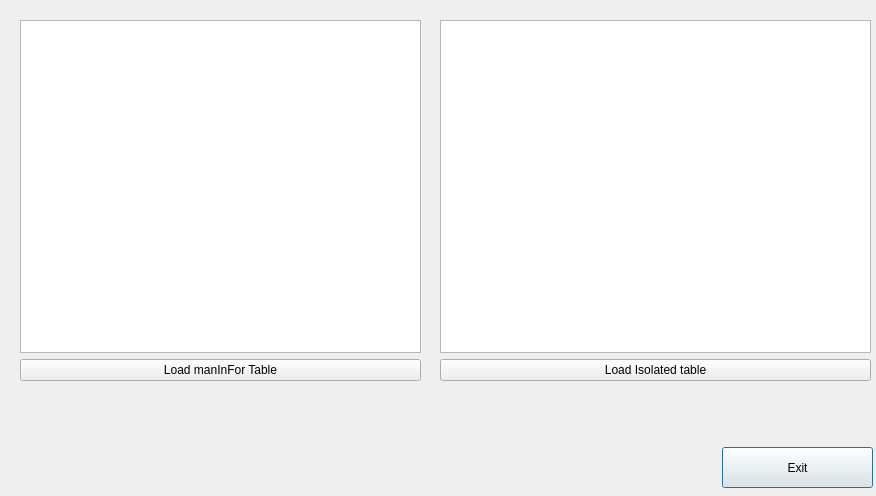
Above: Doing_Project/Declaration/tableview.ui from PhanNgocTrieu/Qt before the change. Below: the same form after it.
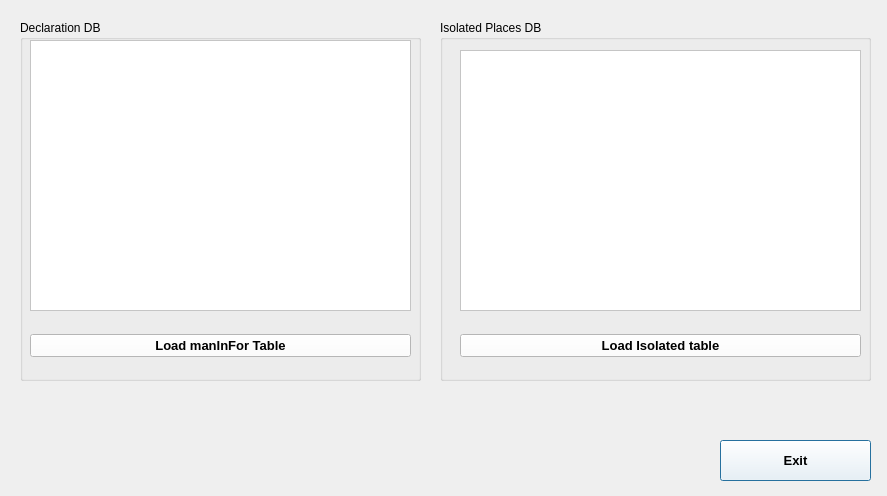
That is the form after the change. Icons and pictures are not drawn.

The edit to the form file:
```diff
--- a/Doing_Project/Declaration/tableview.ui
+++ b/Doing_Project/Declaration/tableview.ui
@@ -6,27 +6,40 @@
    <rect>
     <x>0</x>
     <y>0</y>
-    <width>876</width>
+    <width>887</width>
     <height>496</height>
    </rect>
   </property>
   <property name="windowTitle">
    <string>Dialog</string>
   </property>
+  <property name="styleSheet">
+   <string notr="true">background-image: url(:/resources/Image/SingIn-icon2.jpg);</string>
+  </property>
   <widget class="QPushButton" name="btnExit">
    <property name="geometry">
     <rect>
-     <x>722</x>
-     <y>447</y>
+     <x>720</x>
+     <y>440</y>
      <width>151</width>
      <height>41</height>
     </rect>
    </property>
+   <property name="font">
+    <font>
+     <pointsize>10</pointsize>
+     <weight>75</weight>
+     <bold>true</bold>
+    </font>
+   </property>
+   <property name="styleSheet">
+    <string notr="true">background-color: rgb(255, 255, 255);</string>
+   </property>
    <property name="text">
     <string>Exit</string>
    </property>
   </widget>
-  <widget class="QWidget" name="">
+  <widget class="QGroupBox" name="groupBox">
    <property name="geometry">
     <rect>
      <x>20</x>
@@ -35,9 +48,18 @@
      <height>361</height>
     </rect>
    </property>
-   <layout class="QVBoxLayout" name="verticalLayout">
-    <item>
+   <property name="title">
+    <string>Declaration DB</string>
+   </property>
      <widget class="QTableView" name="tableViewBDDeclaration">
+    <property name="geometry">
+     <rect>
+      <x>10</x>
+      <y>20</y>
+      <width>381</width>
+      <height>271</height>
+     </rect>
+    </property>
       <property name="mouseTracking">
        <bool>false</bool>
       </property>
@@ -47,10 +69,32 @@
       <property name="contextMenuPolicy">
        <enum>Qt::DefaultContextMenu</enum>
       </property>
-     </widget>
-    </item>
+    <property name="styleSheet">
+     <string notr="true">background-color: rgb(255, 255, 255);</string>
+    </property>
+   </widget>
+   <widget class="QWidget" name="">
+    <property name="geometry">
+     <rect>
+      <x>10</x>
+      <y>300</y>
+      <width>381</width>
+      <height>51</height>
+     </rect>
+    </property>
+    <layout class="QHBoxLayout" name="horizontalLayout">
     <item>
      <widget class="QPushButton" name="pushButtonLoadingDBDeclaration">
+       <property name="font">
+        <font>
+         <pointsize>10</pointsize>
+         <weight>75</weight>
+         <bold>true</bold>
+        </font>
+       </property>
+       <property name="styleSheet">
+        <string notr="true">background-color: rgb(255, 255, 255);</string>
+       </property>
       <property name="text">
        <string>Load manInFor Table</string>
       </property>
@@ -58,7 +102,8 @@
     </item>
    </layout>
   </widget>
-  <widget class="QWidget" name="">
+  </widget>
+  <widget class="QGroupBox" name="groupBox_2">
    <property name="geometry">
     <rect>
      <x>440</x>
@@ -67,12 +112,44 @@
      <height>361</height>
     </rect>
    </property>
-   <layout class="QVBoxLayout" name="verticalLayout_2">
-    <item>
-     <widget class="QTableView" name="tableViewDBIsolated"/>
-    </item>
+   <property name="title">
+    <string>Isolated Places DB</string>
+   </property>
+   <widget class="QTableView" name="tableViewDBIsolated">
+    <property name="geometry">
+     <rect>
+      <x>20</x>
+      <y>30</y>
+      <width>401</width>
+      <height>261</height>
+     </rect>
+    </property>
+    <property name="styleSheet">
+     <string notr="true">background-color: rgb(255, 255, 255);</string>
+    </property>
+   </widget>
+   <widget class="QWidget" name="">
+    <property name="geometry">
+     <rect>
+      <x>20</x>
+      <y>300</y>
+      <width>401</width>
+      <height>51</height>
+     </rect>
+    </property>
+    <layout class="QHBoxLayout" name="horizontalLayout_2">
     <item>
      <widget class="QPushButton" name="pushButtonLoadingDBIsolated">
+       <property name="font">
+        <font>
+         <pointsize>10</pointsize>
+         <weight>75</weight>
+         <bold>true</bold>
+        </font>
+       </property>
+       <property name="styleSheet">
+        <string notr="true">background-color: rgb(255, 255, 255);</string>
+       </property>
       <property name="text">
        <string>Load Isolated table</string>
       </property>
@@ -80,6 +157,23 @@
     </item>
    </layout>
   </widget>
+  </widget>
+  <widget class="QWidget" name="">
+   <property name="geometry">
+    <rect>
+     <x>0</x>
+     <y>0</y>
+     <width>2</width>
+     <height>2</height>
+    </rect>
+   </property>
+   <layout class="QVBoxLayout" name="verticalLayout"/>
+  </widget>
+  <zorder>groupBox_2</zorder>
+  <zorder>groupBox</zorder>
+  <zorder>btnExit</zorder>
+  <zorder>layoutWidget</zorder>
+  <zorder>layoutWidget</zorder>
  </widget>
  <resources/>
  <connections/>
```
Lines whose indentation alone changed are shown as unchanged.
